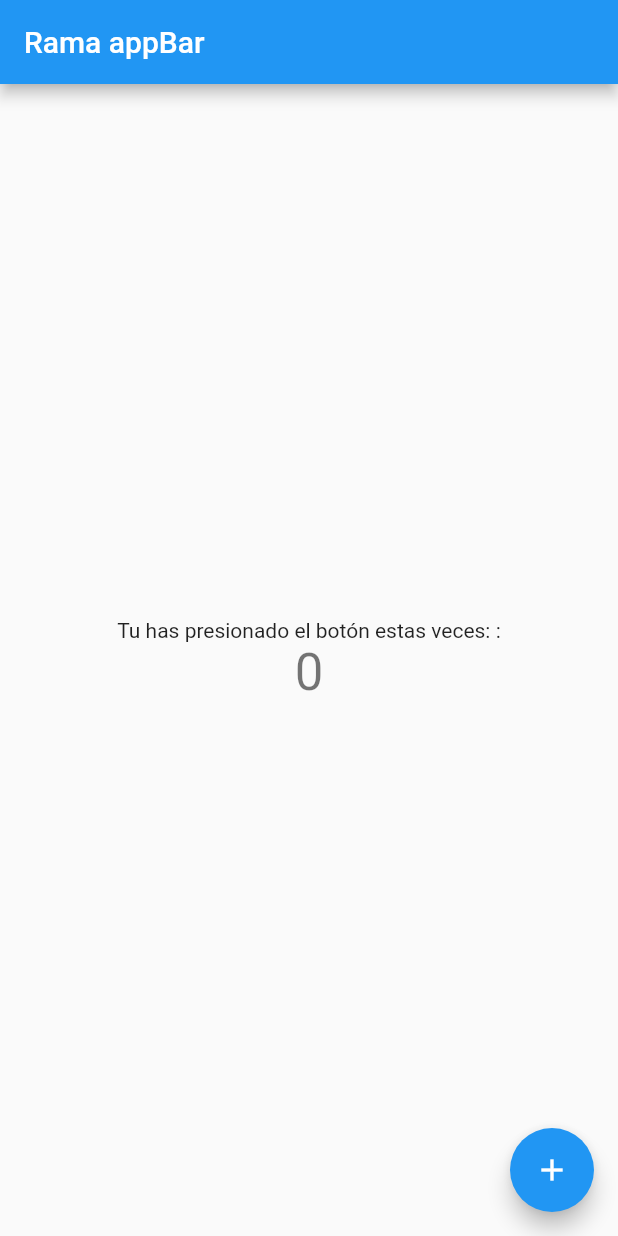
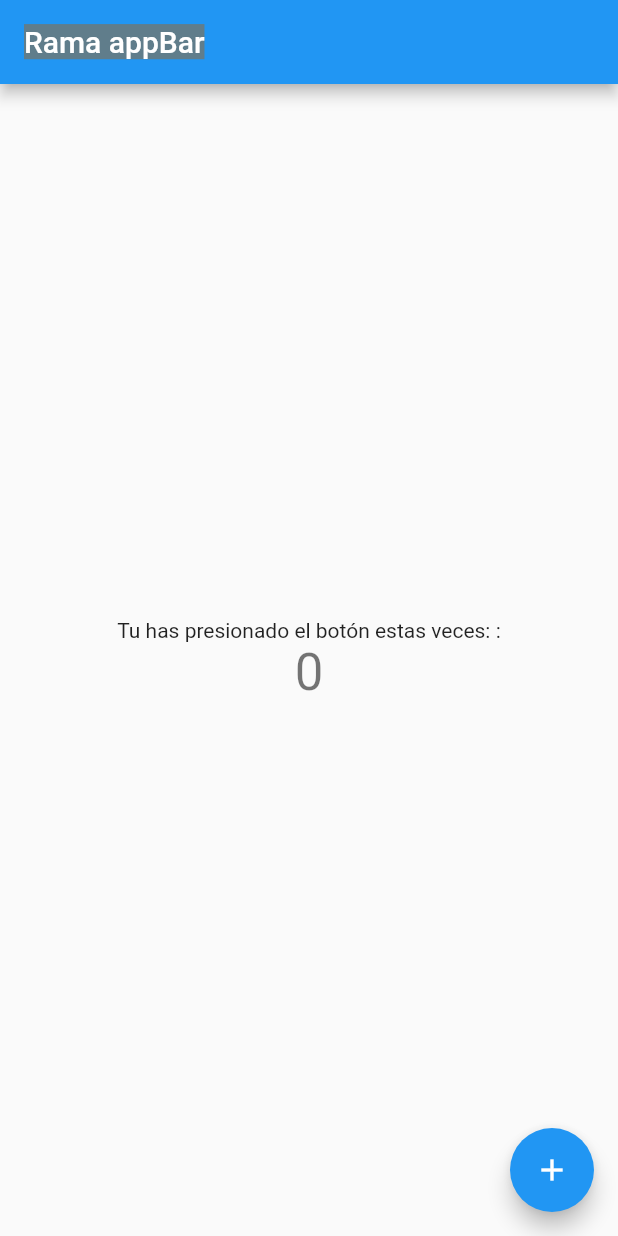
Before and after one commit to spartanfenix/Git_GitHub, a Flutter app: the screen it shows after launch, on a phone screen of 412 x 824 dp. Run offline on Flutter 3.47's test engine with Material 2 defaults, Android fonts, the phone set to English and light mode, and no system bars.

Commit message:
se agrego un color de borde

```diff
--- a/lib/main.dart
+++ b/lib/main.dart
@@ -42,7 +42,10 @@ class _MyHomePageState extends State<MyHomePage> {
       appBar: AppBar(
         // Here we take the value from the MyHomePage object that was created by
         // the App.build method, and use it to set our appbar title.
-        title: Text(widget.title),
+        title: Text(
+          widget.title,
+          style: TextStyle(backgroundColor: Colors.blueGrey),
+        ),
       ),
       body: Center(
         // Center is a layout widget. It takes a single child and positions it
```
